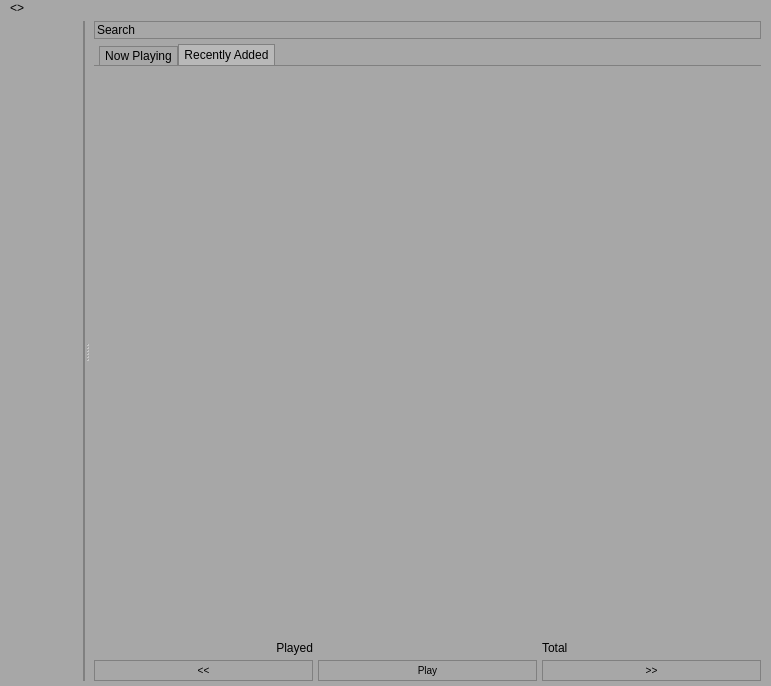
The window that ssmp/ssmp.ui (Sushisource/wubwub) describes before a commit, drawn with Qt 5.
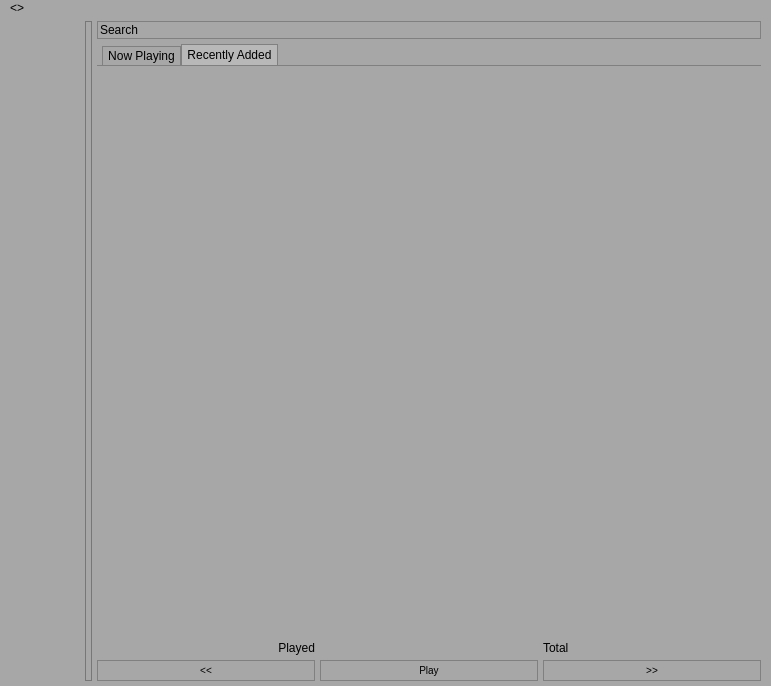
The same window after the commit. Custom widgets are drawn as their Qt base class.

```diff
--- a/ssmp/ssmp.ui
+++ b/ssmp/ssmp.ui
@@ -170,6 +170,20 @@
 	background: transparent;	
 }
 
+QListView {
+border:none;
+}
+
+QListView::item {
+border: none;
+border-top-color: transparent;
+border-bottom-color: transparent;
+}
+
+QListView::item:selected {
+background: rgba(255,255,255,50);
+}
+
 QLineEdit {
 	border: 1px solid grey;
 }
@@ -211,9 +225,11 @@
 	border: 0px;
 }
 
-#nowplayingLst {
-	border: 0px;
-	border-right: 2px solid gray;
+QSplitter::handle {
+background: qlineargradient(x1:0, y1:0, x2:1, y2:1,
+    stop:0 #ccc, stop:1 #aaa);
+border: 1px solid #777;
+border-radius: 4px;
 }
 
 QPushButton {
@@ -229,6 +245,12 @@
       <property name="orientation">
        <enum>Qt::Horizontal</enum>
       </property>
+      <property name="handleWidth">
+       <number>5</number>
+      </property>
+      <property name="childrenCollapsible">
+       <bool>false</bool>
+      </property>
       <widget class="NowPlaying" name="nowplayingLst">
        <property name="enabled">
         <bool>true</bool>
@@ -251,6 +273,9 @@
          <height>16777215</height>
         </size>
        </property>
+       <property name="lineWidth">
+        <number>0</number>
+       </property>
        <property name="verticalScrollBarPolicy">
         <enum>Qt::ScrollBarAlwaysOff</enum>
        </property>
```
Left out of the diff: 3 changed lines with no effect on the pictures.
